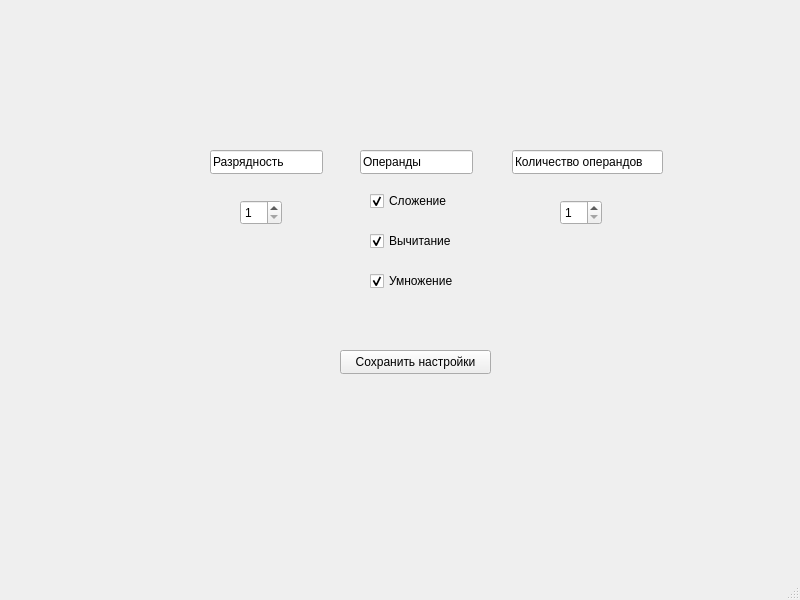
Valerii3/Agar.IQ, file mvp/Ui/settingswindow.ui: the form before one commit.
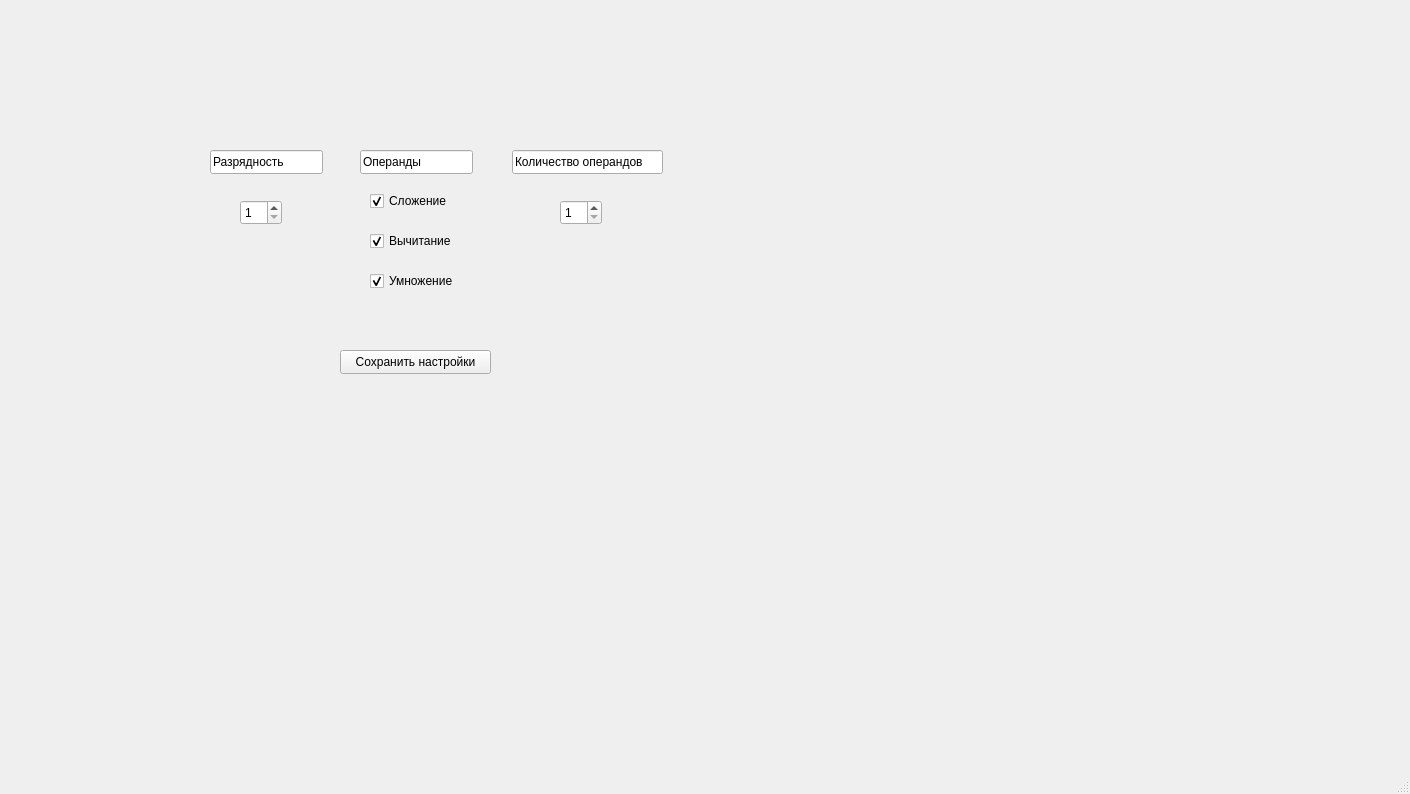
The form after the commit.

The edit to the form file:
```diff
--- a/mvp/Ui/settingswindow.ui
+++ b/mvp/Ui/settingswindow.ui
@@ -6,8 +6,8 @@
    <rect>
     <x>0</x>
     <y>0</y>
-    <width>800</width>
-    <height>600</height>
+    <width>1410</width>
+    <height>794</height>
    </rect>
   </property>
   <property name="windowTitle">
@@ -19,7 +19,7 @@
      <rect>
       <x>370</x>
       <y>190</y>
-      <width>91</width>
+      <width>121</width>
       <height>22</height>
      </rect>
     </property>
@@ -35,7 +35,7 @@
      <rect>
       <x>370</x>
       <y>230</y>
-      <width>91</width>
+      <width>131</width>
       <height>22</height>
      </rect>
     </property>
@@ -51,7 +51,7 @@
      <rect>
       <x>370</x>
       <y>270</y>
-      <width>91</width>
+      <width>121</width>
       <height>22</height>
      </rect>
     </property>
```
Left out of the diff: 4 changed lines with no effect on the pictures.
